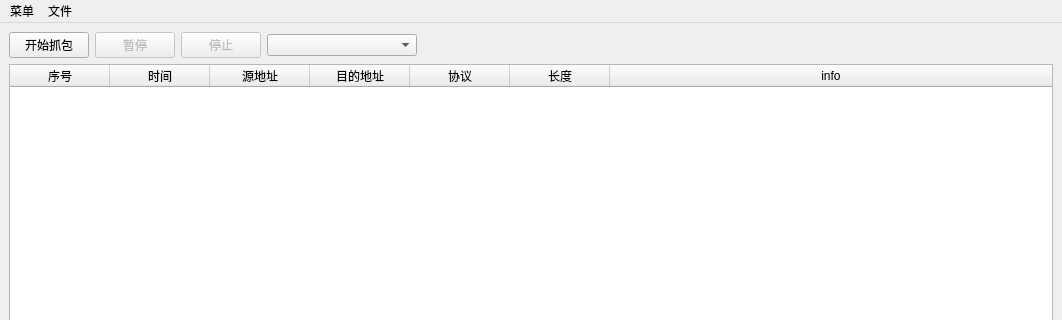
Before: the Qt Designer form MainWindow.ui in CryingCarp/Sniffer, drawn with Qt 5; both pictures show x 0 to 1062 and y 0 to 320 of the 1062 by 800 pixel window.
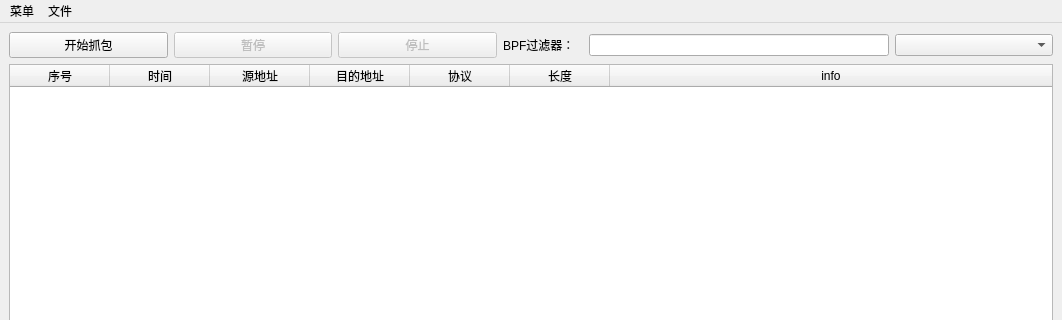
After: the same form once the commit is applied.

Commit message: 更新UI 增加一个BPF过滤器

What changed in the file:
```diff
--- a/MainWindow.ui
+++ b/MainWindow.ui
@@ -154,10 +154,45 @@
           </property>
          </widget>
         </item>
+        <item>
+         <widget class="QLabel" name="BPF">
+          <property name="sizePolicy">
+           <sizepolicy hsizetype="Minimum" vsizetype="Minimum">
+            <horstretch>0</horstretch>
+            <verstretch>0</verstretch>
+           </sizepolicy>
+          </property>
+          <property name="maximumSize">
+           <size>
+            <width>80</width>
+            <height>16777215</height>
+           </size>
+          </property>
+          <property name="text">
+           <string>BPF过滤器：</string>
+          </property>
+         </widget>
+        </item>
+        <item>
+         <widget class="QLineEdit" name="lineEdit">
+          <property name="sizePolicy">
+           <sizepolicy hsizetype="Maximum" vsizetype="Fixed">
+            <horstretch>0</horstretch>
+            <verstretch>0</verstretch>
+           </sizepolicy>
+          </property>
+          <property name="minimumSize">
+           <size>
+            <width>300</width>
+            <height>0</height>
+           </size>
+          </property>
+         </widget>
+        </item>
         <item>
          <widget class="QComboBox" name="interfaces_combo">
           <property name="sizePolicy">
-           <sizepolicy hsizetype="Minimum" vsizetype="Fixed">
+           <sizepolicy hsizetype="Preferred" vsizetype="Fixed">
             <horstretch>0</horstretch>
             <verstretch>0</verstretch>
            </sizepolicy>
@@ -170,19 +205,6 @@
           </property>
          </widget>
         </item>
-        <item>
-         <spacer name="horizontalSpacer">
-          <property name="orientation">
-           <enum>Qt::Horizontal</enum>
-          </property>
-          <property name="sizeHint" stdset="0">
-           <size>
-            <width>40</width>
-            <height>20</height>
-           </size>
-          </property>
-         </spacer>
-        </item>
        </layout>
       </item>
       <item row="4" column="1" colspan="2">
```
Left out of the diff: 76 changed lines with no effect on the pictures. The commit also changes 1 other file.
